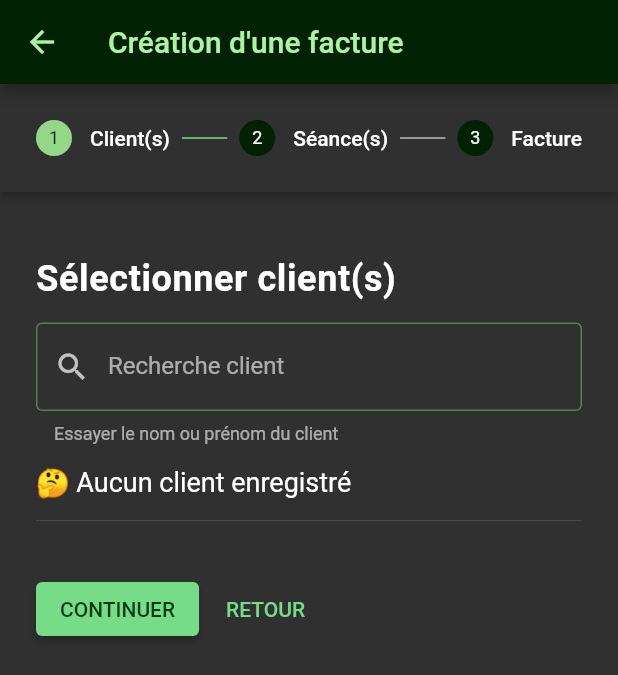
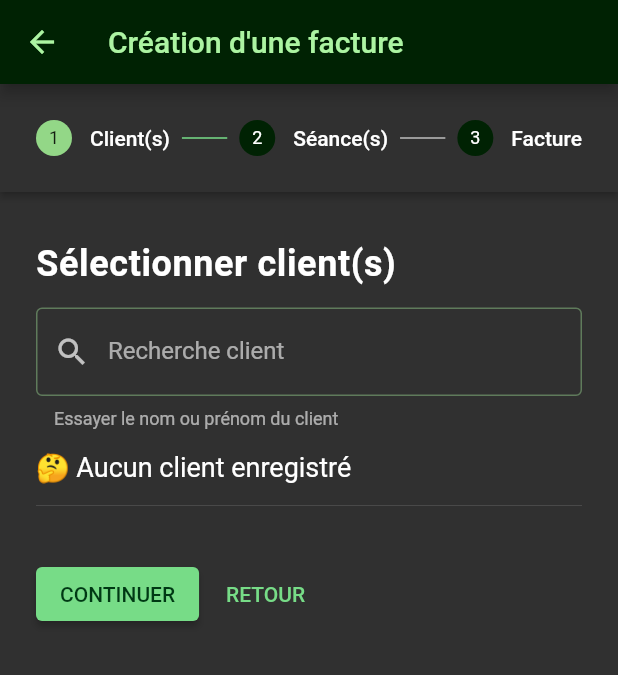
Before and after one commit to avariable2/bordero, a Flutter app: the FullScreenDialogCreationFacture screen opened directly, on a phone screen of 412 x 824 dp. Shown: the top 675 px of the screen. Run offline on Flutter 3.47's test engine with Material 2 defaults, Android fonts, the phone set to English and light mode, and no system bars; our stand-ins replace email_validator, firebase_auth, firebase_core, google_fonts, open_file, pdf and 5 more; missing offline and left inert: onboarding, pdf_viewer_plugin; accounts and stored records are empty.

Commit message:
feat: Ajout de la logique de recherche; Suppression du focus de la barre de recherche;

```diff
--- a/lib/component/list_recherche_action.dart
+++ b/lib/component/list_recherche_action.dart
@@ -50,7 +50,7 @@ class ListRechercheEtActionState extends State<ListRechercheEtAction> {
         physics: const BouncingScrollPhysics(),
         padding: const EdgeInsets.only(
           left: 0,
-          top: 20,
+          top: 10,
           right: 0,
         ),
         children: [
@@ -79,9 +79,10 @@ class ListRechercheEtActionState extends State<ListRechercheEtAction> {
                     helperText: widget.labelHintRecherche,
                     suffixIcon: IconButton(
                       onPressed: () {
-                        setState(() {
                         _controllerChampRecherche.clear();
                         _listTrier = [];
+                        setState(() {
+                          FocusScope.of(context).requestFocus(FocusNode());
                         });
                       },
                       color: _controllerChampRecherche.text.isNotEmpty
@@ -102,15 +103,22 @@ class ListRechercheEtActionState extends State<ListRechercheEtAction> {
           const SizedBox(
             height: 15,
           ),
-          if (widget.list.isEmpty)
-            Text(
+          buildListTraitement(_controllerChampRecherche.text.isNotEmpty
+              ? _listTrier
+              : widget.list)
+        ]);
+  }
+
+  Widget buildListTraitement(List<dynamic> list) {
+    if (widget.list.isEmpty) {
+      return Text(
         widget.labelListVide,
         style: const TextStyle(
           fontSize: 18,
         ),
-            )
-          else
-            SizedBox(
+      );
+    } else {
+      return SizedBox(
         height: 150,
         child: Card(
           borderOnForeground: true,
@@ -119,10 +127,10 @@ class ListRechercheEtActionState extends State<ListRechercheEtAction> {
             shrinkWrap: true,
             addAutomaticKeepAlives: false,
             children: [
-                    for (var i = 0; i < widget.list.length; i++)
+              for (var i = 0; i < list.length; i++)
                 ListTile(
                     title: Text(
-                              "${widget.list[i].nom} ${widget.list[i].prenom} / ${widget.list[i].email}"),
+                        "${list[i].nom} ${list[i].prenom} / ${list[i].email}"),
                     leading: Icon(widget.icon),
                     selected: _listItemsSelectionners[i],
                     onTap: () => {
@@ -134,8 +142,8 @@ class ListRechercheEtActionState extends State<ListRechercheEtAction> {
             ],
           ),
         ),
-            )
-        ]);
+      );
+    }
   }
 
   List<dynamic>? _sortParRecherche(String? entree) {
@@ -150,8 +158,7 @@ class ListRechercheEtActionState extends State<ListRechercheEtAction> {
       if (regex.firstMatch(item.nom.toLowerCase()) != null ||
           regex.firstMatch(item.email.toLowerCase()) != null) {
         listFinal.add(item);
-      }
-      if (item is Client &&
+      } else if (item is Client &&
           regex.firstMatch(item.prenom.toLowerCase()) != null) {
         listFinal.add(item);
       }
```
Lines whose indentation alone changed are shown as unchanged.
